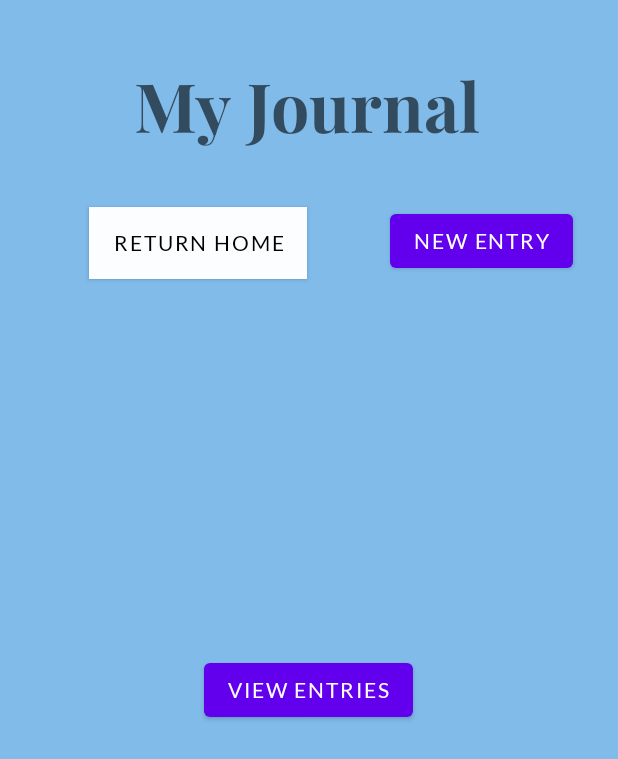
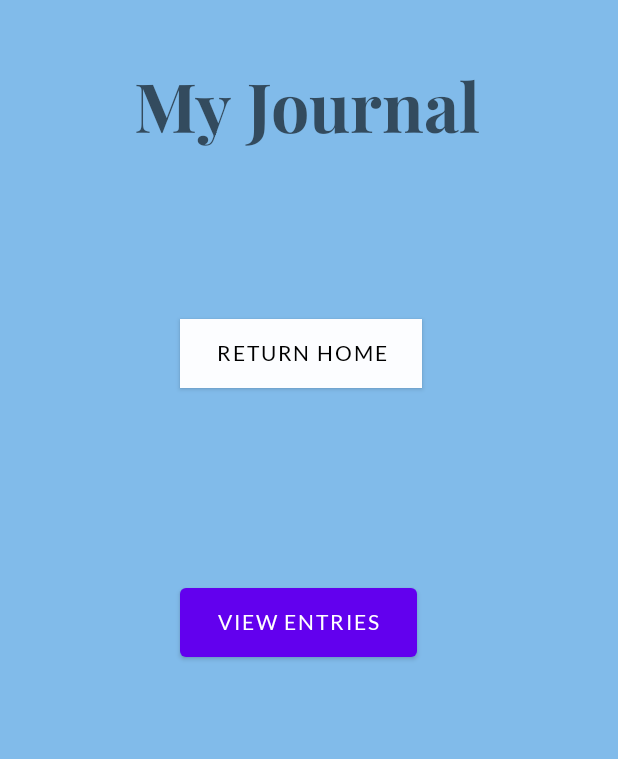
Before and after one commit to redeem4/Care_Corner, an Android app: the JournalMenuActivity screen opened directly, with no data from a screen before it, on a phone screen of 412 x 824 dp. Shown: the top 759 px of the screen. Run offline under Robolectric (Android 15) with nearby library versions, the phone set to English and light mode, and no system bars.

Commit message:
journal button fixed

```diff
--- a/care-corner-mobile/app/src/main/res/layout/journal_menu_activity.xml
+++ b/care-corner-mobile/app/src/main/res/layout/journal_menu_activity.xml
@@ -23,24 +23,7 @@
         app:layout_constraintStart_toStartOf="parent"
         app:layout_constraintTop_toTopOf="parent" />
 
-    <Button
-        android:id="@+id/btnHome"
-        android:layout_width="wrap_content"
-        android:layout_height="wrap_content"
-        android:layout_marginStart="61dp"
-        android:layout_marginLeft="61dp"
-        android:layout_marginTop="37dp"
-        android:layout_marginEnd="209dp"
-        android:layout_marginRight="209dp"
-        android:background="@android:color/white"
-        android:fontFamily="@font/lato"
-        android:text="@string/return_home"
-        android:textColor="@android:color/black"
-        app:backgroundTint="#FCFDFF"
-        app:layout_constraintEnd_toEndOf="parent"
-        app:layout_constraintStart_toStartOf="parent"
-        app:layout_constraintTop_toBottomOf="@+id/my_journal" />
-
+    <!--
     <Button
         android:id="@+id/btnCreate"
         android:layout_width="wrap_content"
@@ -56,7 +39,7 @@
         app:layout_constraintHorizontal_bias="1.0"
         app:layout_constraintStart_toEndOf="@+id/btnHome"
         app:layout_constraintTop_toBottomOf="@+id/my_journal" />
-<!--
+
     <Button
         android:id="@+id/btnDelete"
         android:layout_width="wrap_content"
@@ -90,12 +73,25 @@
         -->
 
     <Button
+        android:id="@+id/btnHome"
+        android:layout_width="161dp"
+        android:layout_height="46dp"
+        android:layout_marginStart="120dp"
+        android:layout_marginTop="112dp"
+        android:background="@android:color/white"
+        android:fontFamily="@font/lato"
+        android:text="@string/return_home"
+        android:textColor="@android:color/black"
+        app:backgroundTint="#FCFDFF"
+        app:layout_constraintStart_toStartOf="parent"
+        app:layout_constraintTop_toBottomOf="@+id/my_journal" />
+
+    <Button
         android:id="@+id/btnView"
-        android:layout_width="wrap_content"
-        android:layout_height="wrap_content"
-        android:layout_marginStart="136dp"
-        android:layout_marginLeft="136dp"
-        android:layout_marginBottom="340dp"
+        android:layout_width="158dp"
+        android:layout_height="58dp"
+        android:layout_marginStart="120dp"
+        android:layout_marginBottom="380dp"
         android:fontFamily="@font/lato"
         android:text="@string/view_recycler"
         app:layout_constraintBottom_toBottomOf="parent"
```
